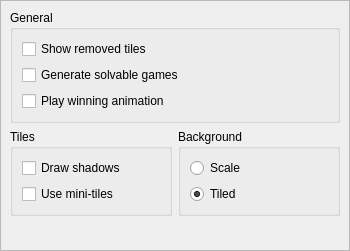
Before: the Qt Designer form settings.ui in KDE/kmahjongg, drawn with Qt 5.
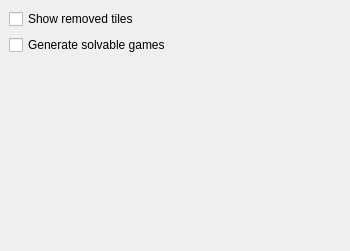
After: the same form once the commit is applied. Custom widgets are drawn as their Qt base class.

Commit message: Adding KMahjonggConfigDialog and KMahjonggTilesetSelector, a KConfigDialog pane that knows how to render tileset previews and metadata. Layout is not final. Config page will be shared with KShisen in the near future.

Patch:
```diff
--- a/settings.ui
+++ b/settings.ui
@@ -14,152 +14,40 @@
   </property>
   <layout class="QVBoxLayout" >
    <property name="margin" >
-    <number>0</number>
-   </property>
-   <property name="spacing" >
-    <number>0</number>
-   </property>
-   <item>
-    <widget class="QFrame" name="frame" >
-     <property name="frameShape" >
-      <enum>QFrame::StyledPanel</enum>
-     </property>
-     <property name="frameShadow" >
-      <enum>QFrame::Raised</enum>
-     </property>
-     <layout class="QGridLayout" >
-      <property name="margin" >
        <number>9</number>
       </property>
       <property name="spacing" >
        <number>6</number>
       </property>
-      <item row="1" column="0" >
-       <widget class="QGroupBox" name="groupBox_2" >
-        <property name="title" >
-         <string>Tiles</string>
-        </property>
-        <layout class="QVBoxLayout" >
-         <property name="margin" >
-          <number>9</number>
-         </property>
-         <property name="spacing" >
-          <number>6</number>
-         </property>
          <item>
-          <widget class="QCheckBox" name="kcfg_ShowShadows" >
+    <widget class="QCheckBox" name="kcfg_ShowRemoved" >
            <property name="text" >
-            <string>Draw shadows</string>
+      <string>Show removed tiles</string>
            </property>
           </widget>
          </item>
          <item>
-          <widget class="QCheckBox" name="kcfg_MiniTiles" >
+    <widget class="QCheckBox" name="kcfg_SolvableGames" >
            <property name="text" >
-            <string>Use mini-tiles</string>
+      <string>Generate solvable games</string>
            </property>
           </widget>
          </item>
-        </layout>
-       </widget>
-      </item>
-      <item row="1" column="1" >
-       <widget class="KButtonGroup" name="kcfg_TiledBackground" >
-        <property name="title" >
-         <string>Background</string>
-        </property>
-        <property name="current" stdset="0" >
-         <number>1</number>
-        </property>
-        <layout class="QVBoxLayout" >
-         <property name="margin" >
-          <number>9</number>
-         </property>
-         <property name="spacing" >
-          <number>6</number>
-         </property>
          <item>
-          <widget class="QRadioButton" name="Background_scale" >
-           <property name="text" >
-            <string>Scale</string>
-           </property>
-          </widget>
-         </item>
-         <item>
-          <widget class="QRadioButton" name="Background_tiled" >
-           <property name="text" >
-            <string>Tiled</string>
-           </property>
-           <property name="checked" >
-            <bool>true</bool>
-           </property>
-          </widget>
-         </item>
-        </layout>
-       </widget>
-      </item>
-      <item row="2" column="0" >
        <spacer>
         <property name="orientation" >
          <enum>Qt::Vertical</enum>
         </property>
         <property name="sizeHint" >
          <size>
-          <width>20</width>
-          <height>40</height>
+       <width>161</width>
+       <height>51</height>
          </size>
         </property>
        </spacer>
       </item>
-      <item row="0" column="0" colspan="2" >
-       <widget class="QGroupBox" name="groupBox" >
-        <property name="title" >
-         <string>General</string>
-        </property>
-        <layout class="QVBoxLayout" >
-         <property name="margin" >
-          <number>9</number>
-         </property>
-         <property name="spacing" >
-          <number>6</number>
-         </property>
-         <item>
-          <widget class="QCheckBox" name="kcfg_ShowRemoved" >
-           <property name="text" >
-            <string>Show removed tiles</string>
-           </property>
-          </widget>
-         </item>
-         <item>
-          <widget class="QCheckBox" name="kcfg_SolvableGames" >
-           <property name="text" >
-            <string>Generate solvable games</string>
-           </property>
-          </widget>
-         </item>
-         <item>
-          <widget class="QCheckBox" name="kcfg_PlayAnimation" >
-           <property name="text" >
-            <string>Play winning animation</string>
-           </property>
-          </widget>
-         </item>
-        </layout>
-       </widget>
-      </item>
-     </layout>
-    </widget>
-   </item>
-  </layout>
- </widget>
- <customwidgets>
-  <customwidget>
-   <class>KButtonGroup</class>
-   <extends>QGroupBox</extends>
-   <header>kbuttongroup.h</header>
-   <container>1</container>
-  </customwidget>
- </customwidgets>
+  </layout>
+ </widget>
  <resources/>
  <connections/>
 </ui>
```
Lines whose indentation alone changed are shown as unchanged. The commit also changes 3 other files.
